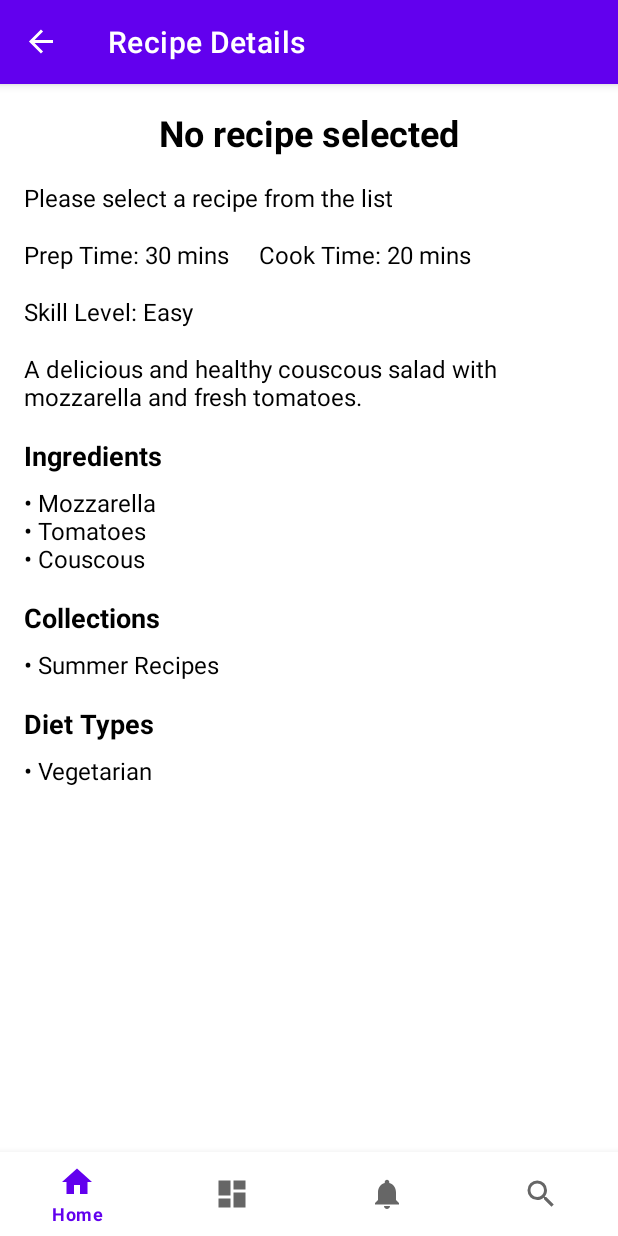
After one commit to TudorGabriel28/II.3510_2425_SmallProject_G2_DLSMobile, an Android app: the RecipeDetailsFragment screen opened through its navigation route, on a phone screen of 412 x 824 dp. The commit adds this screen. Run offline under Robolectric (Android 15) with nearby library versions, the phone set to English and light mode, and no system bars; our stand-ins replace navigation-ui.

Commit message:
Created recipe details page

```diff
--- a/app/src/main/java/com/example/recipeapp/dtos/Neo4jResponse.java
+++ b/app/src/main/java/com/example/recipeapp/dtos/Neo4jResponse.java
@@ -13,7 +13,7 @@
     @Getter
     public static class Data {
         private List<String> fields;
-        private List<List<String>> values;
+        private List<List<Object>> values;
 
     }
 }
--- a/app/src/main/java/com/example/recipeapp/services/Neo4jCallback.java
+++ b/app/src/main/java/com/example/recipeapp/services/Neo4jCallback.java
@@ -1,6 +1,7 @@
 package com.example.recipeapp.services;
 
 import android.content.Context;
+import android.util.Log;
 import android.widget.Toast;
 
 import retrofit2.Call;
@@ -16,7 +17,8 @@
 
     @Override
     public void onFailure(Call<T> call, Throwable t) {
-        Toast.makeText(context, "Failed to connect", Toast.LENGTH_SHORT).show();
+        Log.e("Neo4jCallback", "Network call failed", t);
+        Toast.makeText(context, "Failed to connect: " + t.getMessage(), Toast.LENGTH_SHORT).show();
     }
 
     @Override
--- /dev/null
+++ b/app/src/main/res/layout/fragment_recipe_details.xml
@@ -0,0 +1,140 @@
+<?xml version="1.0" encoding="utf-8"?>
+<LinearLayout
+xmlns:android="http://schemas.android.com/apk/res/android"
+android:layout_width="match_parent"
+android:layout_height="match_parent"
+android:orientation="vertical"
+android:padding="16dp"
+android:background="@color/white">
+
+<!-- Recipe Title -->
+<TextView
+    android:id="@+id/recipeTitleTextView"
+    android:layout_width="wrap_content"
+    android:layout_height="wrap_content"
+    android:text="Recipe Name"
+    android:textSize="24sp"
+    android:textStyle="bold"
+    android:textColor="@color/black"
+    android:layout_gravity="center_horizontal"
+    android:paddingBottom="16dp" />
+
+
+    <TextView
+        android:id="@+id/recipeAuthorTextView"
+        android:layout_width="wrap_content"
+        android:layout_height="wrap_content"
+        android:text="Author: John Doe"
+        android:textSize="16sp"
+        android:textColor="@color/black"
+        android:paddingBottom="16dp" />
+<!-- Preparation and Cooking Times -->
+<LinearLayout
+    android:layout_width="wrap_content"
+    android:layout_height="wrap_content"
+    android:orientation="horizontal"
+    android:gravity="center"
+    android:paddingBottom="16dp">
+
+    <TextView
+        android:id="@+id/recipePreparationTimeTextView"
+        android:layout_width="wrap_content"
+        android:layout_height="wrap_content"
+        android:text="Prep Time: 30 mins"
+        android:textSize="16sp"
+        android:textColor="@color/black" />
+
+    <TextView
+        android:layout_width="wrap_content"
+        android:layout_height="wrap_content"
+        android:text="|"
+        android:textSize="16sp"
+        android:paddingStart="8dp"
+        android:paddingEnd="8dp"
+        android:textColor="@color/design_default_color_surface" />
+
+    <TextView
+        android:id="@+id/recipeCookingTimeTextView"
+        android:layout_width="wrap_content"
+        android:layout_height="wrap_content"
+        android:text="Cook Time: 20 mins"
+        android:textSize="16sp"
+        android:textColor="@color/black" />
+</LinearLayout>
+
+<!-- Skill Level -->
+<TextView
+    android:id="@+id/recipeSkillLevelTextView"
+    android:layout_width="wrap_content"
+    android:layout_height="wrap_content"
+    android:text="Skill Level: Easy"
+    android:textSize="16sp"
+    android:textColor="@color/black"
+    android:paddingBottom="16dp" />
+
+<!-- Recipe Description -->
+<TextView
+    android:id="@+id/recipeDescriptionTextView"
+    android:layout_width="match_parent"
+    android:layout_height="wrap_content"
+    android:text="A delicious and healthy couscous salad with mozzarella and fresh tomatoes."
+    android:textSize="16sp"
+    android:textColor="@color/black"
+    android:paddingBottom="16dp" />
+
+<!-- Ingredients Section -->
+<TextView
+    android:layout_width="wrap_content"
+    android:layout_height="wrap_content"
+    android:text="Ingredients"
+    android:textSize="18sp"
+    android:textStyle="bold"
+    android:textColor="@color/black"
+    android:paddingBottom="8dp" />
+
+<TextView
+    android:id="@+id/recipeIngredientsTextView"
+    android:layout_width="match_parent"
+    android:layout_height="wrap_content"
+    android:text="• Mozzarella\n• Tomatoes\n• Couscous"
+    android:textSize="16sp"
+    android:textColor="@color/black"
+    android:paddingBottom="16dp" />
+
+<!-- Collections Section -->
+<TextView
+    android:layout_width="wrap_content"
+    android:layout_height="wrap_content"
+    android:text="Collections"
+    android:textSize="18sp"
+    android:textStyle="bold"
+    android:textColor="@color/black"
+    android:paddingBottom="8dp" />
+
+<TextView
+    android:id="@+id/recipeCollectionsTextView"
+    android:layout_width="match_parent"
+    android:layout_height="wrap_content"
+    android:text="• Summer Recipes"
+    android:textSize="16sp"
+    android:textColor="@color/black"
+    android:paddingBottom="16dp" />
+
+<!-- Diet Types Section -->
+<TextView
+    android:layout_width="wrap_content"
+    android:layout_height="wrap_content"
+    android:text="Diet Types"
+    android:textSize="18sp"
+    android:textStyle="bold"
+    android:textColor="@color/black"
+    android:paddingBottom="8dp" />
+
+<TextView
+    android:id="@+id/recipeDietTypesTextView"
+    android:layout_width="match_parent"
+    android:layout_height="wrap_content"
+    android:text="• Vegetarian"
+    android:textSize="16sp"
+    android:textColor="@color/black" />
+</LinearLayout>
--- a/app/src/main/res/navigation/mobile_navigation.xml
+++ b/app/src/main/res/navigation/mobile_navigation.xml
@@ -28,4 +28,15 @@
         android:name="com.example.recipeapp.ui.search.SearchFragment"
         android:label="@string/search"
         tools:layout="@layout/fragment_search" />
+
+    <fragment
+        android:id="@+id/navigation_recipe_detail"
+        android:name="com.example.recipeapp.ui.recipe.RecipeDetailsFragment"
+        android:label="Recipe Details" />
+
+    <action
+        android:id="@+id/action_navigation_home_to_navigation_recipe_detail"
+        app:destination="@id/navigation_recipe_detail" />
+
+
 </navigation>
```
Also changed, not shown: app/src/main/java/com/example/recipeapp/ui/recipe/Recipe.java (added, +21 -0 lines), app/src/main/java/com/example/recipeapp/ui/recipe/RecipeDetailsFragment.java (added, +99 -0 lines), app/src/main/java/com/example/recipeapp/ui/search/SearchFragment.java (+21 -13 lines), app/src/main/res/layout/fragment_search.xml (added, +26 -0 lines).
